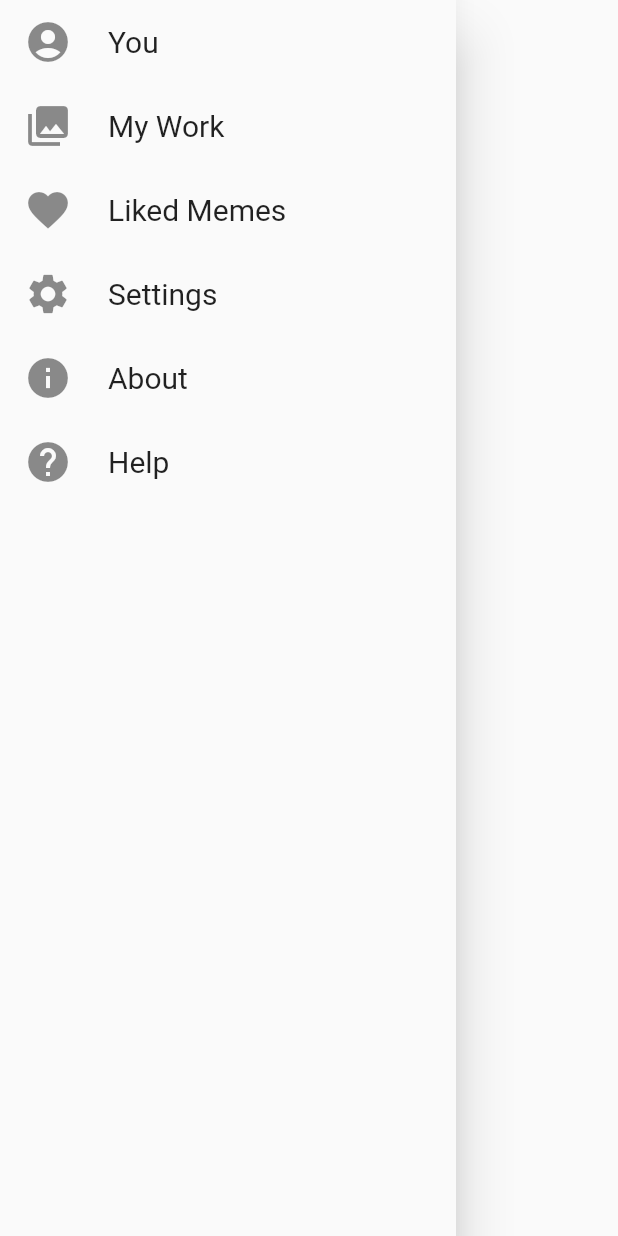
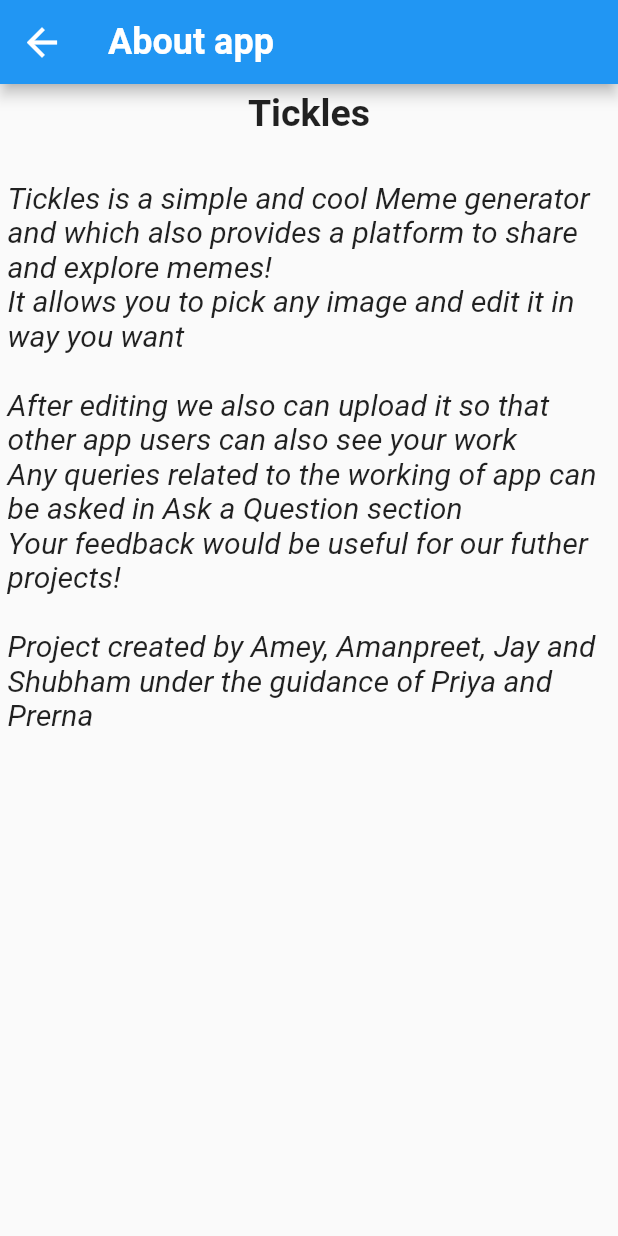
Before and after one commit to Amey-2002/Meme_G, a Flutter app: the NavDrawer widget shown alone on an empty page, opened directly, after a tap on "About", on a phone screen of 412 x 824 dp. Run offline on Flutter 3.47's test engine with Material 2 defaults, Android fonts, the phone set to English and light mode, and no system bars; our stand-ins replace cloud_firestore, extended_image, firebase_auth, firebase_core, firebase_messaging, firebase_storage and 13 more; missing offline and left inert: flutter_painter, image_editor, switcher_button; accounts and stored records are empty; network calls fail.

Commit message:
About, Help, Report etc completed
No sound null safety error also removed.
Ask a question added, report, about app, feedback added. Privacy policy incomplete!

```diff
--- /dev/null
+++ b/meme_g/lib/screens/about.dart
@@ -0,0 +1,67 @@
+import 'package:flutter/cupertino.dart';
+import 'package:flutter/material.dart';
+import 'package:meme_g/screens/homescreen.dart';
+
+class AboutScreen extends StatefulWidget {
+  const AboutScreen({Key? key}) : super(key: key);
+  static const route = 'about_page';
+
+  @override
+  _AboutScreenState createState() => _AboutScreenState();
+}
+
+class _AboutScreenState extends State<AboutScreen> {
+  @override
+  Widget build(BuildContext context) {
+    return Scaffold(
+      appBar: AppBar(
+        leading: IconButton(
+          onPressed: () {
+            Navigator.pushNamed(context, Homescreen.route);
+          },
+          icon: Icon(
+            Icons.arrow_back,
+            color: Colors.white,
+          ),
+          iconSize: 30,
+        ),
+        title: Text('About app'),
+        titleTextStyle: TextStyle(fontWeight: FontWeight.bold, fontSize: 24),
+      ),
+      body: SingleChildScrollView(
+        child: Stack(
+          children: [
+            Padding(
+              padding: EdgeInsets.all(5),
+              child: Container(
+                width: double.infinity,
+                child: Column(
+                  children: [
+                    Text(
+                      'Tickles',
+                      style:
+                          TextStyle(fontSize: 25, fontWeight: FontWeight.bold),
+                    ),
+                    SizedBox(
+                      height: 30,
+                    ),
+                    Text(
+                      'Tickles is a simple and cool Meme generator and which also provides a platform to share and explore memes!\n' +
+                          'It allows you to pick any image and edit it in way you want\n\n' +
+                          'After editing we also can upload it so that other app users can also see your work\n' +
+                          'Any queries related to the working of app can be asked in Ask a Question section\n' +
+                          'Your feedback would be useful for our futher projects!\n\n' +
+                          'Project created by Amey, Amanpreet, Jay and Shubham under the guidance of Priya and Prerna',
+                      style:
+                          TextStyle(fontSize: 20, fontStyle: FontStyle.italic),
+                    ),
+                  ],
+                ),
+              ),
+            ),
+          ],
+        ),
+      ),
+    );
+  }
+}
--- a/meme_g/lib/screens/app_header.dart
+++ b/meme_g/lib/screens/app_header.dart
@@ -12,7 +12,7 @@ class AppHeader extends StatelessWidget {
       child: Container(
         width: double.infinity,
         height: 350.0,
-        color: Colors.purple,
+        color: Colors.deepOrangeAccent,
       ),
     );
   }
```
Also changed, not shown: meme_g/lib/main.dart (+8 -1 lines), meme_g/lib/screens/ask_question.dart (added, +136 -0 lines), meme_g/lib/screens/help.dart (added, +95 -0 lines), meme_g/lib/screens/homescreen.dart (+21 -0 lines), meme_g/lib/screens/report_bug.dart (+138 -27 lines), meme_g/lib/widgets/drawer.dart (+8 -2 lines).
